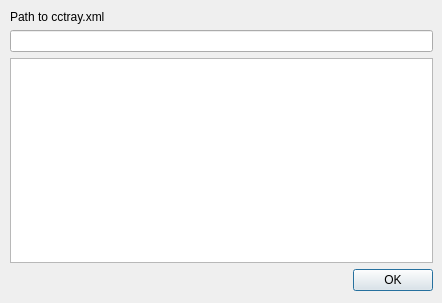
Old version of the form data/preferences.ui in the repository anaynayak/buildnotify.
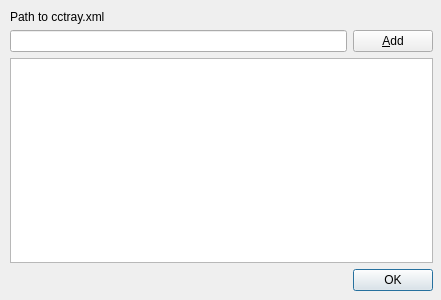
New version of the form.

Commit message: wiring the preferences dialog with cctray urls

The edit to the form file:
```diff
--- a/data/preferences.ui
+++ b/data/preferences.ui
@@ -6,8 +6,8 @@
    <rect>
     <x>0</x>
     <y>0</y>
-    <width>442</width>
-    <height>303</height>
+    <width>441</width>
+    <height>300</height>
    </rect>
   </property>
   <property name="windowTitle">
@@ -26,9 +26,6 @@
     <item row="2" column="0">
      <widget class="QListView" name="cctrayPathList"/>
     </item>
-    <item row="1" column="0">
-     <widget class="QLineEdit" name="cctrayPath"/>
-    </item>
     <item row="0" column="0">
      <widget class="QLabel" name="cctrayPathLabel">
       <property name="text">
@@ -43,6 +40,20 @@
       </property>
      </widget>
     </item>
+    <item row="1" column="0">
+     <layout class="QHBoxLayout" name="horizontalLayout_2">
+      <item>
+       <widget class="QLineEdit" name="cctrayPath"/>
+      </item>
+      <item>
+       <widget class="QPushButton" name="addButton">
+        <property name="text">
+         <string>&amp;Add</string>
+        </property>
+       </widget>
+      </item>
+     </layout>
+    </item>
    </layout>
   </widget>
  </widget>
```
Left out of the diff: 19 changed lines with no effect on the pictures. The commit also changes 4 other files.
